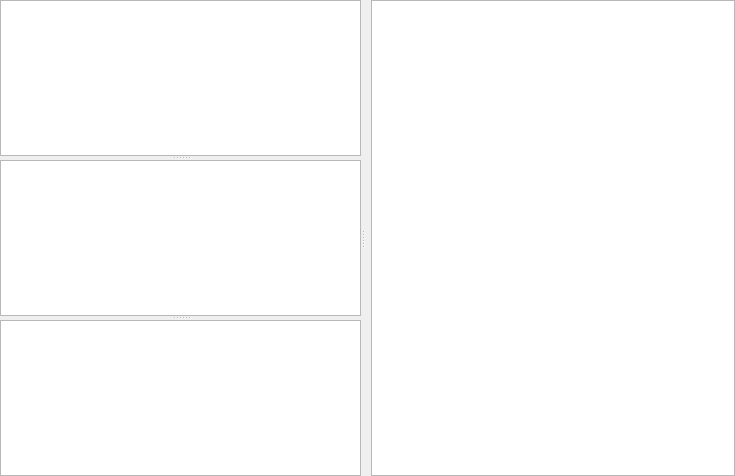
Above: src/libs/libiveditor/ivappwidget.ui from esa/spacecreator before the change. Below: the same form after it.
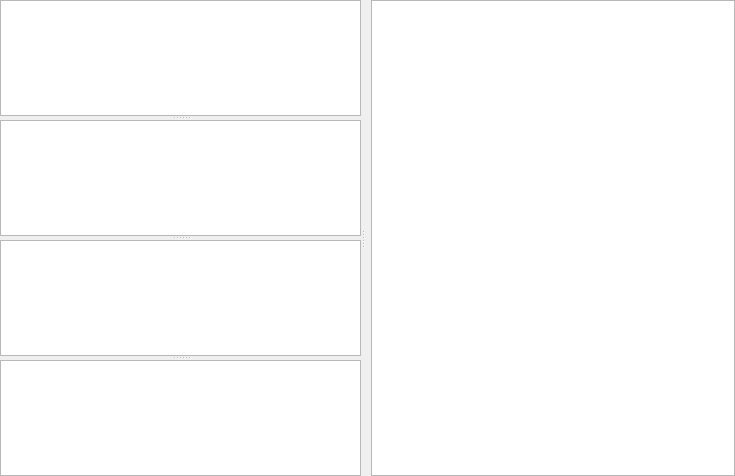
That is the form after the change. Custom widgets are drawn as their Qt base class.

Commit message: IVE: Add ConnectionLayer and ConnectionLayerType

Diff of the .ui file:
```diff
--- a/src/libs/libiveditor/ivappwidget.ui
+++ b/src/libs/libiveditor/ivappwidget.ui
@@ -50,6 +50,7 @@
          <property name="orientation">
           <enum>Qt::Vertical</enum>
          </property>
+         <widget class="QTreeView" name="layerView"/>
          <widget class="QTreeView" name="objectsView"/>
          <widget class="shared::ui::ObjectsTreeView" name="importView"/>
          <widget class="shared::ui::ObjectsTreeView" name="sharedView"/>
```
The commit also changes 30 other files.
